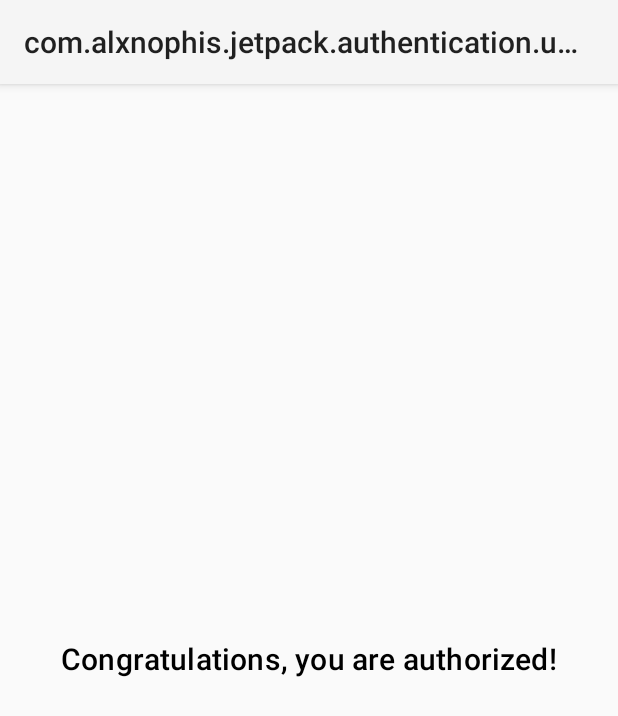
After one commit to alex-amenos/Jetpack, an Android app built with Jetpack Compose: the AuthorizedActivity screen opened directly, with no data from a screen before it, on a phone screen of 412 x 824 dp. The commit adds this screen. Shown: the top 716 px of the screen. Run offline under Robolectric (Android 15) with nearby library versions, the phone set to English and light mode, and no system bars; missing, so only their content is drawn: CoreTheme.

Commit message:
[feature/authentication] Add Authorized screen

```diff
--- a/feature/authentication/src/main/AndroidManifest.xml
+++ b/feature/authentication/src/main/AndroidManifest.xml
@@ -22,10 +22,14 @@
                 <category android:name="android.intent.category.BROWSABLE" />
 
                 <data
-                    android:host="alxjetpack"
+                    android:host="jetpack"
                     android:scheme="app" />
             </intent-filter>
         </activity>
+        <activity
+            android:name=".ui.view.AuthorizedActivity"
+            android:exported="true"
+            android:theme="@style/CoreTheme" />
     </application>
 
 </manifest>
--- a/feature/authentication/src/main/java/com/alxnophis/jetpack/authentication/di/AuthenticationModule.kt
+++ b/feature/authentication/src/main/java/com/alxnophis/jetpack/authentication/di/AuthenticationModule.kt
@@ -7,9 +7,9 @@
 import org.koin.core.module.Module
 import org.koin.dsl.module
 
-fun injectAuthentication() = loadAuthentication
+fun injectAuthentication() = loadAuthenticationModules
 
-private val loadAuthentication by lazy {
+private val loadAuthenticationModules by lazy {
     loadKoinModules(
         listOf(
             authenticationModule
--- /dev/null
+++ b/feature/authentication/src/main/java/com/alxnophis/jetpack/authentication/ui/view/AuthorizedActivity.kt
@@ -0,0 +1,19 @@
+package com.alxnophis.jetpack.authentication.ui.view
+
+import android.os.Bundle
+import androidx.activity.compose.setContent
+import com.alxnophis.jetpack.core.base.activity.BaseActivity
+
+class AuthorizedActivity : BaseActivity() {
+
+    override fun onCreate(savedInstanceState: Bundle?) {
+        super.onCreate(savedInstanceState)
+        renderContent()
+    }
+
+    private fun renderContent() {
+        setContent {
+            AuthorizedScreen()
+        }
+    }
+}
--- /dev/null
+++ b/feature/authentication/src/main/java/com/alxnophis/jetpack/authentication/ui/view/AuthorizedScreen.kt
@@ -0,0 +1,39 @@
+package com.alxnophis.jetpack.authentication.ui.view
+
+import androidx.compose.foundation.layout.Box
+import androidx.compose.foundation.layout.fillMaxSize
+import androidx.compose.material.MaterialTheme
+import androidx.compose.material.Text
+import androidx.compose.runtime.Composable
+import androidx.compose.ui.Alignment
+import androidx.compose.ui.Modifier
+import androidx.compose.ui.res.stringResource
+import androidx.compose.ui.tooling.preview.Preview
+import com.alxnophis.jetpack.authentication.R
+import com.alxnophis.jetpack.core.ui.theme.CoreTheme
+
+@Composable
+internal fun AuthorizedScreen() {
+    CoreTheme {
+        Authorized()
+    }
+}
+
+@Composable
+internal fun Authorized() {
+    Box(
+        modifier = Modifier.fillMaxSize(),
+        contentAlignment = Alignment.Center
+    ) {
+        Text(
+            text = stringResource(R.string.authentication_authorized),
+            style = MaterialTheme.typography.h6,
+        )
+    }
+}
+
+@Preview(showBackground = true)
+@Composable
+private fun AuthorizedScreenPreview() {
+    AuthorizedScreen()
+}
--- a/feature/authentication/src/main/res/values/strings.xml
+++ b/feature/authentication/src/main/res/values/strings.xml
@@ -19,4 +19,5 @@
     <string name="authentication_action_already_have_account">Already have an account?</string>
     <string name="authentication_error_title">Whoops</string>
     <string name="authentication_error_action">OK</string>
+    <string name="authentication_authorized">Congratulations, you are authorized!</string>
 </resources>
--- a/shared/core/src/main/java/com/alxnophis/jetpack/core/base/viewmodel/BaseViewModel.kt
+++ b/shared/core/src/main/java/com/alxnophis/jetpack/core/base/viewmodel/BaseViewModel.kt
@@ -7,7 +7,6 @@
 import kotlinx.coroutines.flow.MutableStateFlow
 import kotlinx.coroutines.flow.asSharedFlow
 import kotlinx.coroutines.flow.asStateFlow
-import kotlinx.coroutines.flow.collect
 import kotlinx.coroutines.flow.receiveAsFlow
 import kotlinx.coroutines.launch
 import timber.log.Timber
```
Also changed, not shown: feature/authentication/src/main/java/com/alxnophis/jetpack/authentication/ui/view/AuthenticationActivity.kt (+16 -14 lines), feature/authentication/src/main/java/com/alxnophis/jetpack/authentication/ui/view/AuthenticationScreen.kt (+19 -10 lines), shared/router/src/main/java/com/alxnophis/jetpack/router/features/RouterAuthentication.kt (+6 -4 lines).
